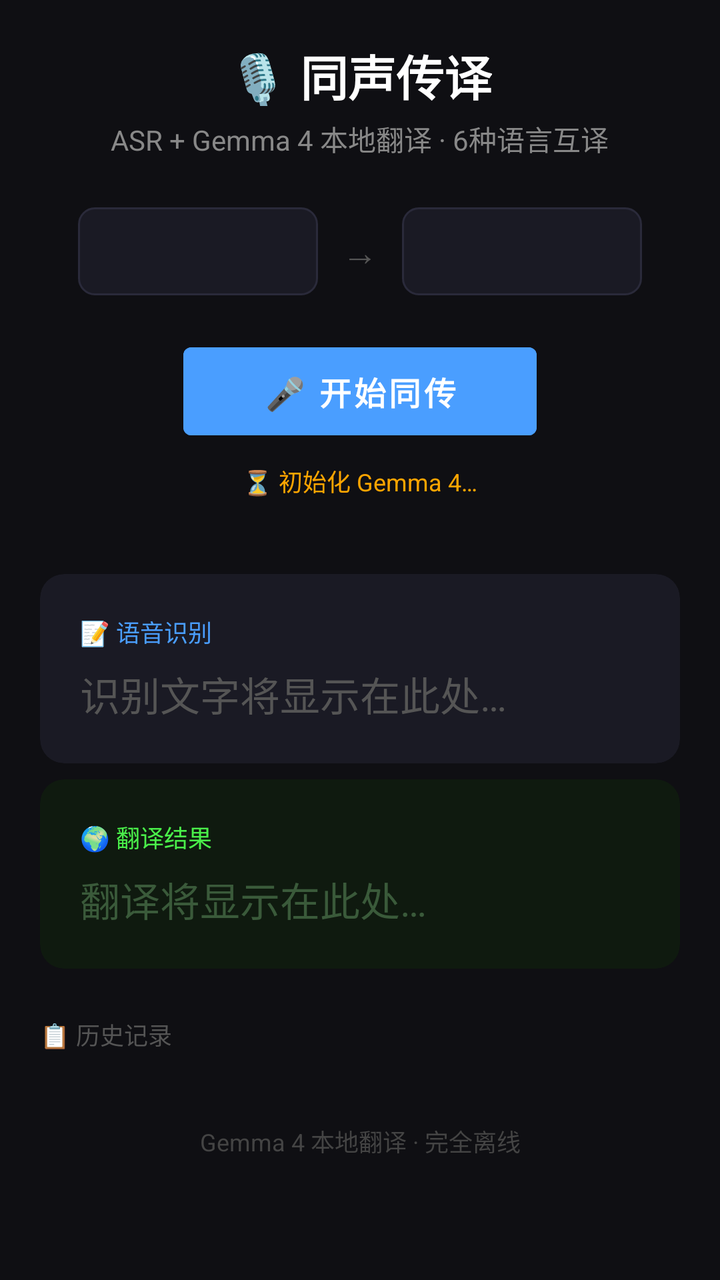
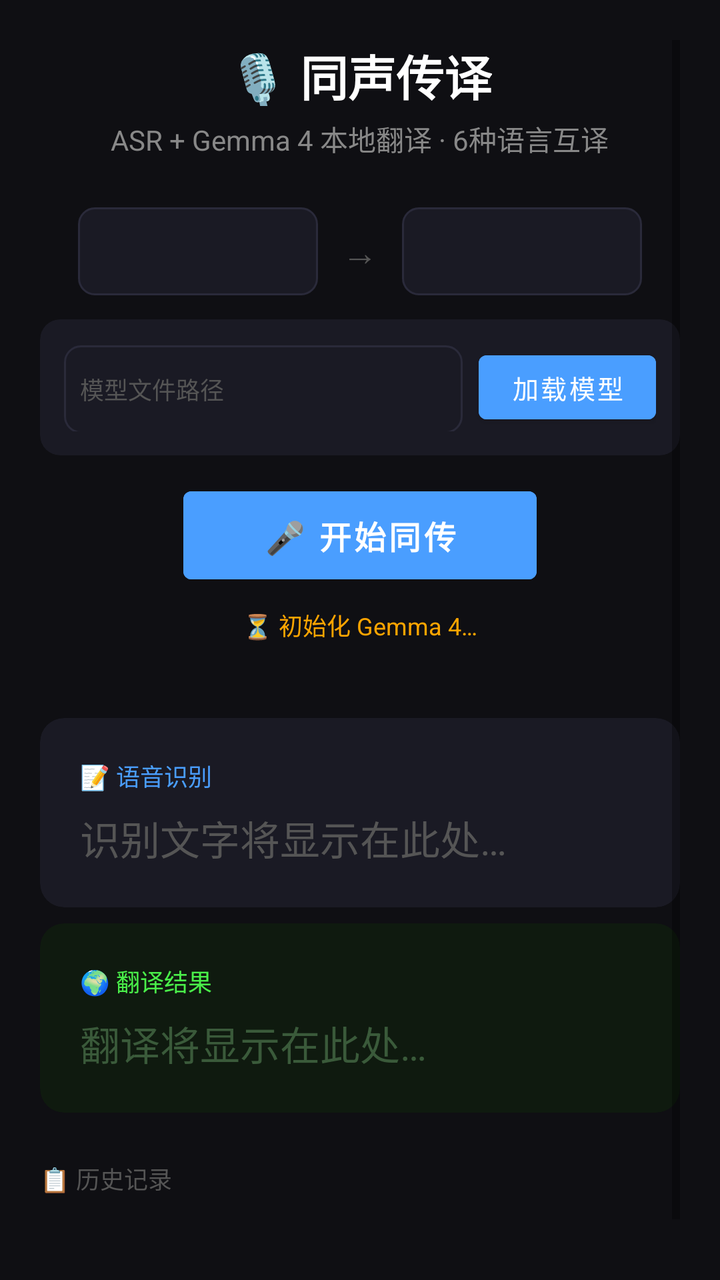

The first picture is an Android layout as it rendered before a commit; the second is the same layout after the commit. The layout source and the unified diff follow.
<!-- AndroidManifest.xml: application theme Theme.Translator -->
<!-- res/layout/activity_main_gemma4.xml -->
<?xml version="1.0" encoding="utf-8"?>
<ScrollView xmlns:android="http://schemas.android.com/apk/res/android"
    xmlns:app="http://schemas.android.com/apk/res-auto"
    android:id="@+id/scrollView"
    android:layout_width="match_parent"
    android:layout_height="match_parent"
    android:background="#0F0F13"
    android:padding="20dp">

    <LinearLayout
        android:layout_width="match_parent"
        android:layout_height="wrap_content"
        android:orientation="vertical">

        <TextView
            android:layout_width="wrap_content"
            android:layout_height="wrap_content"
            android:layout_gravity="center"
            android:text="🎙️ 同声传译"
            android:textColor="#FFFFFF"
            android:textSize="24sp"
            android:textStyle="bold" />

        <TextView
            android:layout_width="wrap_content"
            android:layout_height="wrap_content"
            android:layout_gravity="center"
            android:layout_marginTop="4dp"
            android:text="ASR + Gemma 4 本地翻译 · 6种语言互译"
            android:textColor="#888888"
            android:textSize="14sp" />

        <LinearLayout
            android:layout_width="match_parent"
            android:layout_height="wrap_content"
            android:layout_marginTop="24dp"
            android:gravity="center"
            android:orientation="horizontal">

            <Spinner
                android:id="@+id/sourceLang"
                android:layout_width="120dp"
                android:layout_height="44dp"
                android:background="@drawable/spinner_bg"
                android:padding="8dp"
                android:textColor="#E0E0E0" />

            <TextView
                android:layout_width="wrap_content"
                android:layout_height="wrap_content"
                android:layout_marginHorizontal="12dp"
                android:text="→"
                android:textColor="#555555"
                android:textSize="18sp" />

            <Spinner
                android:id="@+id/targetLang"
                android:layout_width="120dp"
                android:layout_height="44dp"
                android:background="@drawable/spinner_bg"
                android:padding="8dp"
                android:textColor="#E0E0E0" />
        </LinearLayout>

        <Button
            android:id="@+id/recordBtn"
            android:layout_width="wrap_content"
            android:layout_height="56dp"
            android:layout_gravity="center"
            android:layout_marginTop="20dp"
            android:backgroundTint="#4A9EFF"
            android:paddingHorizontal="40dp"
            android:text="🎤 开始同传"
            android:textColor="#FFFFFF"
            android:textSize="16sp"
            android:textStyle="bold" />

        <TextView
            android:id="@+id/modelStatusText"
            android:layout_width="match_parent"
            android:layout_height="wrap_content"
            android:layout_marginTop="8dp"
            android:gravity="center"
            android:text="⏳ 初始化 Gemma 4…"
            android:textColor="#FFA500"
            android:textSize="12sp" />

        <TextView
            android:id="@+id/statusText"
            android:layout_width="match_parent"
            android:layout_height="wrap_content"
            android:layout_marginTop="4dp"
            android:gravity="center"
            android:text=""
            android:textColor="#888888"
            android:textSize="13sp" />

        <androidx.cardview.widget.CardView
            android:layout_width="match_parent"
            android:layout_height="wrap_content"
            android:layout_marginTop="16dp"
            app:cardBackgroundColor="#1A1A24"
            app:cardCornerRadius="12dp"
            app:cardElevation="0dp"
            app:strokeColor="#2A2A3A"
            app:strokeWidth="1dp">

            <LinearLayout
                android:layout_width="match_parent"
                android:layout_height="wrap_content"
                android:orientation="vertical"
                android:padding="20dp">

                <TextView
                    android:layout_width="wrap_content"
                    android:layout_height="wrap_content"
                    android:text="📝 语音识别"
                    android:textColor="#4A9EFF"
                    android:textSize="12sp" />

                <TextView
                    android:id="@+id/transcriptText"
                    android:layout_width="match_parent"
                    android:layout_height="wrap_content"
                    android:layout_marginTop="8dp"
                    android:hint="识别文字将显示在此处…"
                    android:textColor="#FFFFFF"
                    android:textColorHint="#555555"
                    android:textSize="20sp"
                    android:lineSpacingExtra="4dp" />
            </LinearLayout>
        </androidx.cardview.widget.CardView>

        <androidx.cardview.widget.CardView
            android:layout_width="match_parent"
            android:layout_height="wrap_content"
            android:layout_marginTop="8dp"
            app:cardBackgroundColor="#0F1A0F"
            app:cardCornerRadius="12dp"
            app:cardElevation="0dp"
            app:strokeColor="#2A4A2A"
            app:strokeWidth="1dp">

            <LinearLayout
                android:layout_width="match_parent"
                android:layout_height="wrap_content"
                android:orientation="vertical"
                android:padding="20dp">

                <TextView
                    android:layout_width="wrap_content"
                    android:layout_height="wrap_content"
                    android:text="🌍 翻译结果"
                    android:textColor="#4AEF4A"
                    android:textSize="12sp" />

                <TextView
                    android:id="@+id/translationText"
                    android:layout_width="match_parent"
                    android:layout_height="wrap_content"
                    android:layout_marginTop="8dp"
                    android:hint="翻译将显示在此处…"
                    android:textColor="#C0E8C0"
                    android:textColorHint="#3A5A3A"
                    android:textSize="20sp"
                    android:lineSpacingExtra="4dp" />
            </LinearLayout>
        </androidx.cardview.widget.CardView>

        <TextView
            android:layout_width="wrap_content"
            android:layout_height="wrap_content"
            android:layout_marginTop="24dp"
            android:text="📋 历史记录"
            android:textColor="#555555"
            android:textSize="12sp" />

        <LinearLayout
            android:id="@+id/historyLayout"
            android:layout_width="match_parent"
            android:layout_height="wrap_content"
            android:layout_marginTop="4dp"
            android:orientation="vertical" />

        <TextView
            android:layout_width="match_parent"
            android:layout_height="wrap_content"
            android:layout_marginTop="32dp"
            android:gravity="center"
            android:text="Gemma 4 本地翻译 · 完全离线"
            android:textColor="#444444"
            android:textSize="12sp" />

    </LinearLayout>
</ScrollView>
<!-- resources referenced by this layout -->
<resources>
  <!-- drawable spinner_bg (drawable) -->
  <?xml version="1.0" encoding="utf-8"?>
  <shape xmlns:android="http://schemas.android.com/apk/res/android">
      <solid android:color="#1A1A24" />
      <stroke android:width="1dp" android:color="#2A2A3A" />
      <corners android:radius="8dp" />
  </shape>
  <style name="Theme.Translator" parent="Theme.MaterialComponents.DayNight.DarkActionBar">
          <item name="colorPrimary">#4A9EFF</item>
          <item name="colorPrimaryVariant">#3A8EEF</item>
          <item name="colorOnPrimary">#FFFFFF</item>
          <item name="colorSecondary">#4AEF4A</item>
          <item name="android:statusBarColor">#0F0F13</item>
          <item name="android:navigationBarColor">#0F0F13</item>
      </style>
</resources>

<!-- the commit's change to res/layout/activity_main_gemma4.xml (unified diff, before → after) -->
@@ -62,12 +62,54 @@
                 android:textColor="#E0E0E0" />
         </LinearLayout>
 
+        
+        <androidx.cardview.widget.CardView
+            android:layout_width="match_parent"
+            android:layout_height="wrap_content"
+            android:layout_marginTop="12dp"
+            app:cardBackgroundColor="#1A1A24"
+            app:cardCornerRadius="10dp"
+            app:cardElevation="0dp"
+            app:strokeColor="#2A2A3A"
+            app:strokeWidth="1dp">
+
+            <LinearLayout
+                android:layout_width="match_parent"
+                android:layout_height="wrap_content"
+                android:orientation="horizontal"
+                android:padding="12dp">
+
+                <EditText
+                    android:id="@+id/modelPathEdit"
+                    android:layout_width="0dp"
+                    android:layout_height="44dp"
+                    android:layout_weight="1"
+                    android:background="@drawable/spinner_bg"
+                    android:hint="模型文件路径"
+                    android:padding="8dp"
+                    android:textColor="#E0E0E0"
+                    android:textColorHint="#555555"
+                    android:textSize="12sp" />
+
+                <Button
+                    android:id="@+id/loadModelBtn"
+                    android:layout_width="wrap_content"
+                    android:layout_height="44dp"
+                    android:layout_marginStart="8dp"
+                    android:backgroundTint="#4A9EFF"
+                    android:paddingHorizontal="16dp"
+                    android:text="加载模型"
+                    android:textColor="#FFFFFF"
+                    android:textSize="13sp" />
+            </LinearLayout>
+        </androidx.cardview.widget.CardView>
+
         <Button
             android:id="@+id/recordBtn"
             android:layout_width="wrap_content"
             android:layout_height="56dp"
             android:layout_gravity="center"
-            android:layout_marginTop="20dp"
+            android:layout_marginTop="12dp"
             android:backgroundTint="#4A9EFF"
             android:paddingHorizontal="40dp"
             android:text="🎤 开始同传"
